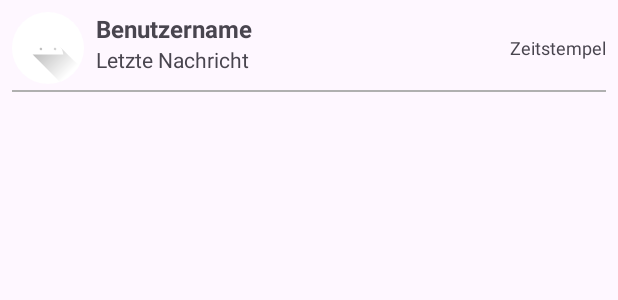
After one commit to ReneSchwarz89/GlobetrotterChat, an Android app: the layout item_chat.xml on its own in the app's theme, with its tools: preview values and no code run, on a phone screen of 412 x 824 dp. The commit adds this screen. Shown: the top 300 px of the screen. Run offline under Robolectric (Android 15) with nearby library versions, the phone set to English and light mode, and no system bars.

Commit message:
item_chat.xml und fragment_chats.xml designed

```diff
--- a/app/src/main/res/layout/fragment_chats.xml
+++ b/app/src/main/res/layout/fragment_chats.xml
@@ -1,14 +1,15 @@
 <?xml version="1.0" encoding="utf-8"?>
 <FrameLayout xmlns:android="http://schemas.android.com/apk/res/android"
     xmlns:tools="http://schemas.android.com/tools"
+    xmlns:app="http://schemas.android.com/apk/res-auto"
     android:layout_width="match_parent"
     android:layout_height="match_parent"
     tools:context=".ui.ChatsFragment">
 
-    <!-- TODO: Update blank fragment layout -->
-    <TextView
+    <androidx.recyclerview.widget.RecyclerView
+        android:id="@+id/rv_chats"
         android:layout_width="match_parent"
         android:layout_height="match_parent"
-        android:text="Chats" />
-
+        app:layoutManager="androidx.recyclerview.widget.LinearLayoutManager"
+        tools:listitem="@layout/item_chat"/>
 </FrameLayout>
--- /dev/null
+++ b/app/src/main/res/layout/item_chat.xml
@@ -0,0 +1,74 @@
+<?xml version="1.0" encoding="utf-8"?>
+<androidx.constraintlayout.widget.ConstraintLayout xmlns:android="http://schemas.android.com/apk/res/android"
+    android:layout_width="match_parent"
+    android:layout_height="wrap_content"
+    android:padding="8dp"
+    android:clickable="true"
+    android:focusable="true"
+    xmlns:app="http://schemas.android.com/apk/res-auto">
+
+    <LinearLayout
+        android:id="@+id/ll_chatItem"
+        android:layout_width="0dp"
+        android:layout_height="wrap_content"
+        android:orientation="horizontal"
+        android:clickable="true"
+        android:focusable="true"
+        app:layout_constraintTop_toTopOf="parent"
+        app:layout_constraintStart_toStartOf="parent"
+        app:layout_constraintEnd_toEndOf="parent"
+        app:layout_constraintBottom_toTopOf="@id/v_divider">
+
+        <ImageView
+            android:id="@+id/iv_profile"
+            android:layout_width="48dp"
+            android:layout_height="48dp"
+            android:background="@drawable/profile_image_mask"
+            android:contentDescription="@string/profile_image"
+            android:scaleType="centerCrop"
+            android:src="@drawable/ic_launcher_foreground" />
+
+        <LinearLayout
+            android:layout_width="0dp"
+            android:layout_height="wrap_content"
+            android:layout_weight="1"
+            android:layout_marginStart="8dp"
+            android:orientation="vertical"
+            android:gravity="center_vertical">
+
+            <TextView
+                android:id="@+id/tv_userName"
+                android:layout_width="wrap_content"
+                android:layout_height="wrap_content"
+                android:textSize="16sp"
+                android:textStyle="bold"
+                android:text="Benutzername" />
+
+            <TextView
+                android:id="@+id/tv_lastMessage"
+                android:layout_width="wrap_content"
+                android:layout_height="wrap_content"
+                android:textSize="14sp"
+                android:text="Letzte Nachricht" />
+        </LinearLayout>
+
+        <TextView
+            android:id="@+id/tv_timestamp"
+            android:layout_width="wrap_content"
+            android:layout_height="wrap_content"
+            android:textSize="12sp"
+            android:text="Zeitstempel"
+            android:layout_gravity="center_vertical"/>
+    </LinearLayout>
+
+    <View
+        android:id="@+id/v_divider"
+        android:layout_width="0dp"
+        android:layout_height="1dp"
+        android:layout_marginTop="4dp"
+        android:background="#B0B0B0"
+        app:layout_constraintEnd_toEndOf="parent"
+        app:layout_constraintStart_toStartOf="parent"
+        app:layout_constraintTop_toBottomOf="@id/ll_chatItem" />
+
+</androidx.constraintlayout.widget.ConstraintLayout>
```
